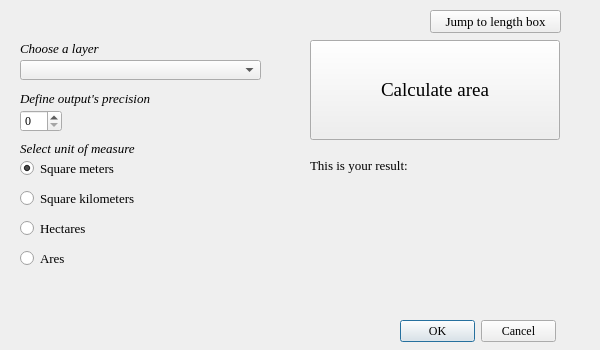
pankonduktortoja/Quick-area-and-length-calculator, file ALCalculator_dialog_base.ui: the form before one commit.
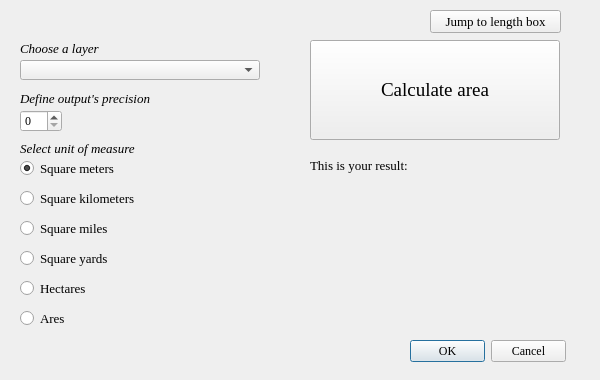
The form after the commit. The open tabs and pages were chosen to show the change. Custom widgets are drawn as their Qt base class.

Commit message: combo box with geometry type filtering

What changed in the file:
```diff
--- a/ALCalculator_dialog_base.ui
+++ b/ALCalculator_dialog_base.ui
@@ -7,19 +7,19 @@
     <x>0</x>
     <y>0</y>
     <width>600</width>
-    <height>350</height>
+    <height>380</height>
    </rect>
   </property>
   <property name="minimumSize">
    <size>
     <width>600</width>
-    <height>350</height>
+    <height>380</height>
    </size>
   </property>
   <property name="maximumSize">
    <size>
     <width>600</width>
-    <height>350</height>
+    <height>380</height>
    </size>
   </property>
   <property name="font">
@@ -33,8 +33,8 @@
   <widget class="QDialogButtonBox" name="button_box">
    <property name="geometry">
     <rect>
-     <x>400</x>
-     <y>320</y>
+     <x>410</x>
+     <y>340</y>
      <width>156</width>
      <height>23</height>
     </rect>
@@ -57,7 +57,7 @@
      <x>10</x>
      <y>10</y>
      <width>580</width>
-     <height>301</height>
+     <height>321</height>
     </rect>
    </property>
    <property name="currentIndex">
@@ -142,16 +142,6 @@
       <string>Calculate area</string>
      </property>
     </widget>
-    <widget class="QComboBox" name="cbAreaLayerList">
-     <property name="geometry">
-      <rect>
-       <x>10</x>
-       <y>50</y>
-       <width>241</width>
-       <height>20</height>
-      </rect>
-     </property>
-    </widget>
     <widget class="QLabel" name="label_2">
      <property name="geometry">
       <rect>
@@ -247,7 +237,7 @@
      <property name="geometry">
       <rect>
        <x>10</x>
-       <y>210</y>
+       <y>270</y>
        <width>201</width>
        <height>17</height>
       </rect>
@@ -266,7 +256,7 @@
      <property name="geometry">
       <rect>
        <x>10</x>
-       <y>240</y>
+       <y>300</y>
        <width>201</width>
        <height>17</height>
       </rect>
@@ -358,6 +348,54 @@
       <string>Select unit of measure</string>
      </property>
     </widget>
+    <widget class="QRadioButton" name="rbAreaMiles">
+     <property name="geometry">
+      <rect>
+       <x>10</x>
+       <y>210</y>
+       <width>181</width>
+       <height>17</height>
+      </rect>
+     </property>
+     <property name="font">
+      <font>
+       <family>Times New Roman</family>
+       <pointsize>10</pointsize>
+      </font>
+     </property>
+     <property name="text">
+      <string>Square miles</string>
+     </property>
+    </widget>
+    <widget class="QRadioButton" name="rbAreaYards">
+     <property name="geometry">
+      <rect>
+       <x>10</x>
+       <y>240</y>
+       <width>181</width>
+       <height>17</height>
+      </rect>
+     </property>
+     <property name="font">
+      <font>
+       <family>Times New Roman</family>
+       <pointsize>10</pointsize>
+      </font>
+     </property>
+     <property name="text">
+      <string>Square yards</string>
+     </property>
+    </widget>
+    <widget class="QgsMapLayerComboBox" name="cbAreaLayerList">
+     <property name="geometry">
+      <rect>
+       <x>10</x>
+       <y>50</y>
+       <width>240</width>
+       <height>20</height>
+      </rect>
+     </property>
+    </widget>
    </widget>
    <widget class="QWidget" name="length">
     <widget class="QPushButton" name="pbLengthCalc">
@@ -607,6 +645,13 @@
    </widget>
   </widget>
  </widget>
+ <customwidgets>
+  <customwidget>
+   <class>QgsMapLayerComboBox</class>
+   <extends>QComboBox</extends>
+   <header>qgsmaplayercombobox.h</header>
+  </customwidget>
+ </customwidgets>
  <resources/>
  <connections>
   <connection>
```
Left out of the diff: 30 changed lines with no effect on the pictures. The commit also changes 9 other files.
